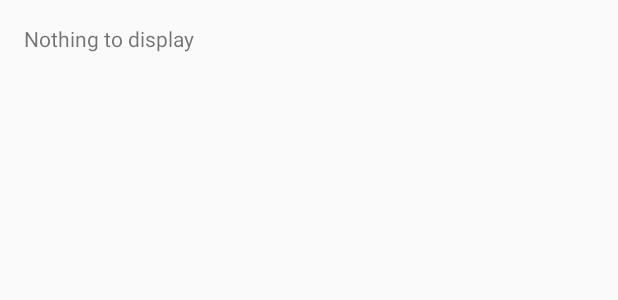
After one commit to Osuka-Andala/ShortStoriesAndroid, an Android app: the layout activity_fragment.xml on its own in the app's theme, with its tools: preview values and no code run, on a phone screen of 412 x 824 dp. The commit adds this screen. Shown: the top 300 px of the screen. Run offline under Robolectric (Android 15) with nearby library versions, the phone set to English and light mode, and no system bars.

Commit message:
Removed the card and added the listview. Created fragment and linked to main activity

```diff
--- a/app/build.gradle
+++ b/app/build.gradle
@@ -6,7 +6,7 @@ android {
 
     defaultConfig {
         applicationId "com.moringaschool.shortstories"
-        minSdkVersion 10
+        minSdkVersion 14
         targetSdkVersion 22
         versionCode 1
         versionName "1.0"
--- a/app/src/main/AndroidManifest.xml
+++ b/app/src/main/AndroidManifest.xml
@@ -1,6 +1,9 @@
 <?xml version="1.0" encoding="utf-8"?>
 <manifest xmlns:android="http://schemas.android.com/apk/res/android"
     package="com.moringaschool.shortstories" >
+ <uses-sdk
+     android:minSdkVersion="14"
+     android:targetSdkVersion="22"/>
 
     <application
         android:allowBackup="true"
@@ -25,6 +28,7 @@
                 <category android:name="android.intent.category.LAUNCHER" />
             </intent-filter>
         </activity>
+
     </application>
 
 </manifest>
--- a/app/src/main/java/com/moringaschool/shortstories/MainActivity.java
+++ b/app/src/main/java/com/moringaschool/shortstories/MainActivity.java
@@ -12,6 +12,9 @@ public class MainActivity extends ActionBarActivity {
     protected void onCreate(Bundle savedInstanceState) {
         super.onCreate(savedInstanceState);
         setContentView(R.layout.activity_main);
+
+        Fragment myfragment = new Fragment();
+        getFragmentManager().beginTransaction().add(R.id.main,myfragment).commit();
     }
 
     @Override
--- /dev/null
+++ b/app/src/main/res/layout/activity_fragment.xml
@@ -0,0 +1,20 @@
+<LinearLayout xmlns:android="http://schemas.android.com/apk/res/android"
+    xmlns:tools="http://schemas.android.com/tools" android:layout_width="match_parent"
+    android:layout_height="match_parent" android:paddingLeft="@dimen/activity_horizontal_margin"
+    android:paddingRight="@dimen/activity_horizontal_margin"
+    android:paddingTop="@dimen/activity_vertical_margin"
+    android:paddingBottom="@dimen/activity_vertical_margin"
+    tools:context="com.moringaschool.shortstories.Fragment"
+    android:orientation="vertical"
+    android:id="@+id/List">
+
+    <TextView android:text="Nothing to display" android:layout_width="wrap_content"
+        android:layout_height="wrap_content"
+        android:id="@+id/A" />
+
+    <ListView
+        android:layout_width="match_parent"
+        android:layout_height="wrap_content"
+        android:id="@+id/listView" />
+
+</LinearLayout>
--- a/app/src/main/res/values/strings.xml
+++ b/app/src/main/res/values/strings.xml
@@ -4,4 +4,5 @@
     <string name="hello_world">Hello world!</string>
     <string name="action_settings">Settings</string>
     <string name="title_activity_splash">Splash</string>
+    <string name="title_activity_fragment">Fragment</string>
 </resources>
```
Also changed, not shown: app/src/main/java/com/moringaschool/shortstories/Fragment.java (added, +28 -0 lines), app/src/main/res/layout/activity_main.xml (+24 -11 lines), app/src/main/res/menu/menu_.xml (added, +7 -0 lines).
